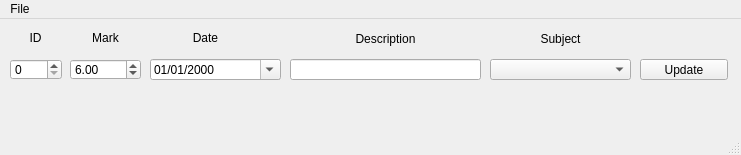
Before: the Qt Designer form upMK.ui in ice-bit/registro, drawn with Qt 5.
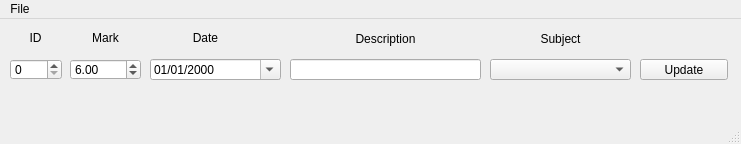
After: the same form once the commit is applied. Icons and pictures are not drawn.

Diff of the .ui file:
```diff
--- a/upMK.ui
+++ b/upMK.ui
@@ -7,7 +7,7 @@
     <x>0</x>
     <y>0</y>
     <width>741</width>
-    <height>155</height>
+    <height>144</height>
    </rect>
   </property>
   <property name="windowTitle">
@@ -32,7 +32,7 @@
     <property name="geometry">
      <rect>
       <x>10</x>
-      <y>80</y>
+      <y>70</y>
       <width>721</width>
       <height>20</height>
      </rect>
```
